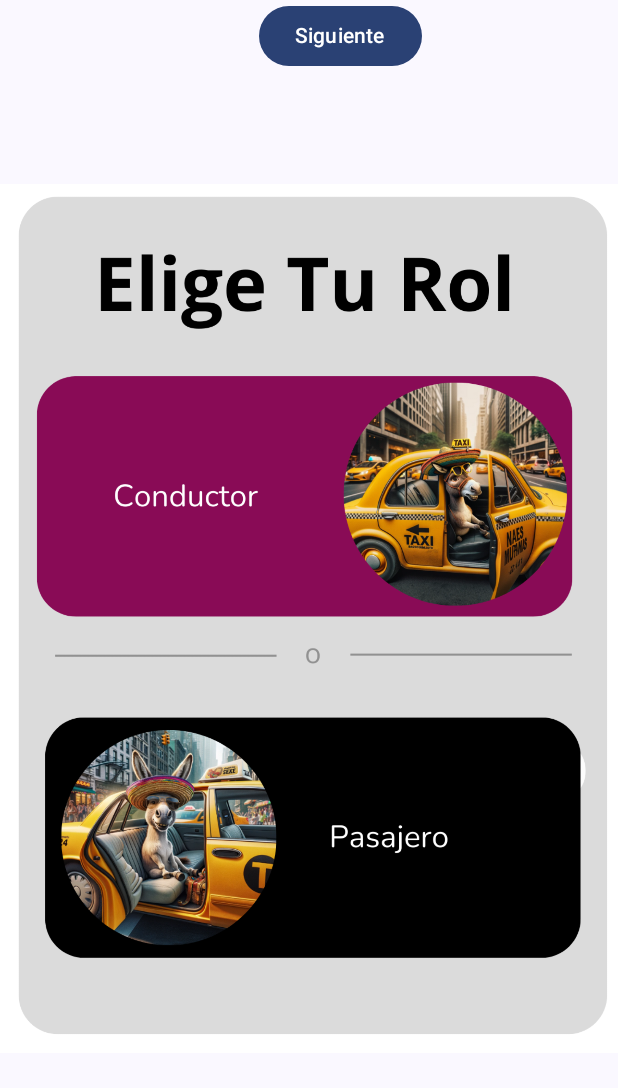
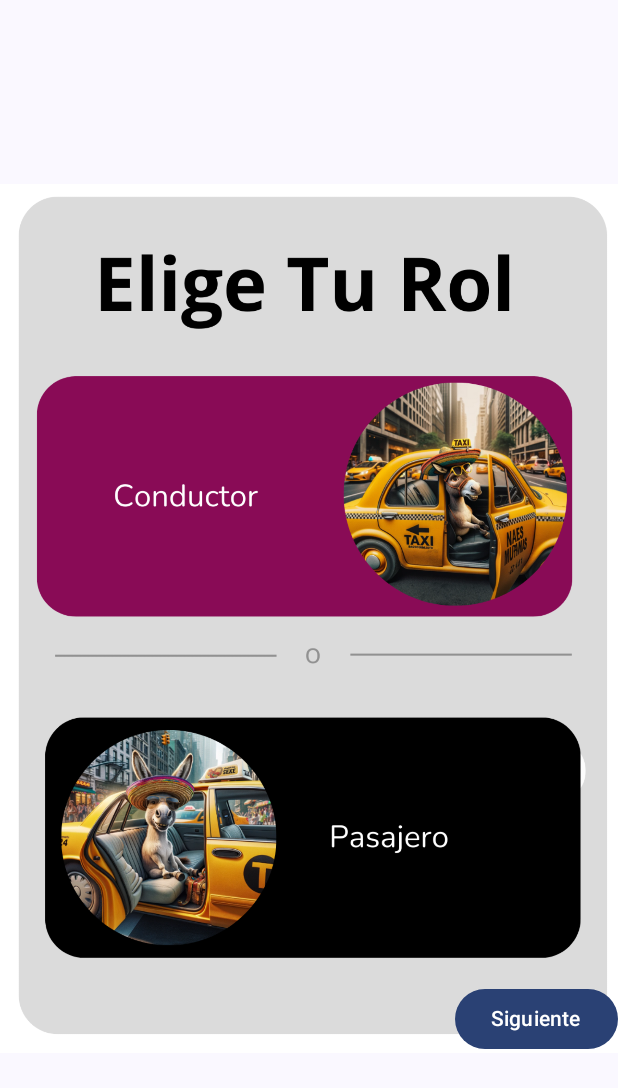
Before and after one commit to UnlivedLeech01/PoliDrive, an Android app built with Jetpack Compose: the FirstScreen screen opened through its navigation route, after a tap on "Siguiente", on a phone screen of 412 x 824 dp. Shown: the top 1088 px of the screen. Run offline under Robolectric (Android 15) with nearby library versions, the light colour scheme and no system bars.

Commit message:
Todos los botones acomodados

```diff
--- a/app/src/main/java/com/polidrive/aaaaaaa/Pantalla1.kt
+++ b/app/src/main/java/com/polidrive/aaaaaaa/Pantalla1.kt
@@ -1,6 +1,7 @@
 package com.polidrive.aaaaaaa
 
 import androidx.compose.foundation.layout.Arrangement
+import androidx.compose.foundation.layout.Box
 import androidx.compose.foundation.layout.Column
 import androidx.compose.foundation.layout.Row
 import androidx.compose.foundation.layout.Spacer
@@ -24,12 +25,13 @@ fun FirstScreen (navController: NavController){
         modifier = Modifier.fillMaxSize()
     )
     Column {
-        Spacer(modifier = Modifier.height(20.dp))
+        Spacer(modifier = Modifier.height(665.dp))
         Row(Modifier.fillMaxWidth(),
             horizontalArrangement = Arrangement.Center){
             Text(text = "     ")
+            Box(Modifier.fillMaxWidth()){
                 Row(Modifier.fillMaxWidth(),
-                horizontalArrangement = Arrangement.Center){
+                    horizontalArrangement = Arrangement.End){
                     Text(text = "    ")
                     Button(
                         onClick = { navController.navigate(route = AppScreens.Pantalla5.route) }) {
@@ -41,3 +43,4 @@ fun FirstScreen (navController: NavController){
             }
         }
     }
+}
--- a/app/src/main/java/com/polidrive/aaaaaaa/Rol.kt
+++ b/app/src/main/java/com/polidrive/aaaaaaa/Rol.kt
@@ -2,14 +2,18 @@ package com.polidrive.aaaaaaa
 
 import androidx.compose.foundation.Image
 import androidx.compose.foundation.layout.Arrangement
+import androidx.compose.foundation.layout.Column
 import androidx.compose.foundation.layout.Row
+import androidx.compose.foundation.layout.Spacer
 import androidx.compose.foundation.layout.fillMaxSize
 import androidx.compose.foundation.layout.fillMaxWidth
+import androidx.compose.foundation.layout.height
 import androidx.compose.material3.Button
 import androidx.compose.material3.Text
 import androidx.compose.runtime.Composable
 import androidx.compose.ui.Modifier
 import androidx.compose.ui.res.painterResource
+import androidx.compose.ui.unit.dp
 import androidx.navigation.NavController
 import com.polidrive.aaaaaaa.Navigation.AppScreens
 
@@ -19,11 +23,13 @@ fun MainScreen1(navController: NavController){
         contentDescription = "Logo de Polidrive",
         modifier = Modifier.fillMaxSize()
     )
+    Column {
+        Spacer(modifier = Modifier.height(655.dp))
         Row(Modifier.fillMaxWidth(),
             horizontalArrangement = Arrangement.Center){
             Text(text = "     ")
             Row(Modifier.fillMaxWidth(),
-            horizontalArrangement = Arrangement.Center){
+                horizontalArrangement = Arrangement.End){
                 Text(text = "    ")
                 Button(
                     onClick = { navController.navigate(route = AppScreens.Pantalla3.route) }) {
@@ -34,3 +40,4 @@ fun MainScreen1(navController: NavController){
             }
         }
     }
+}
```
Also changed, not shown: app/src/main/java/com/polidrive/aaaaaaa/MainScreen.kt (+6 -1 lines), app/src/main/java/com/polidrive/aaaaaaa/Pantalla2.kt (+11 -1 lines), app/src/main/java/com/polidrive/aaaaaaa/Pantalla3.kt (+8 -1 lines). Lines whose indentation alone changed are shown as unchanged.
